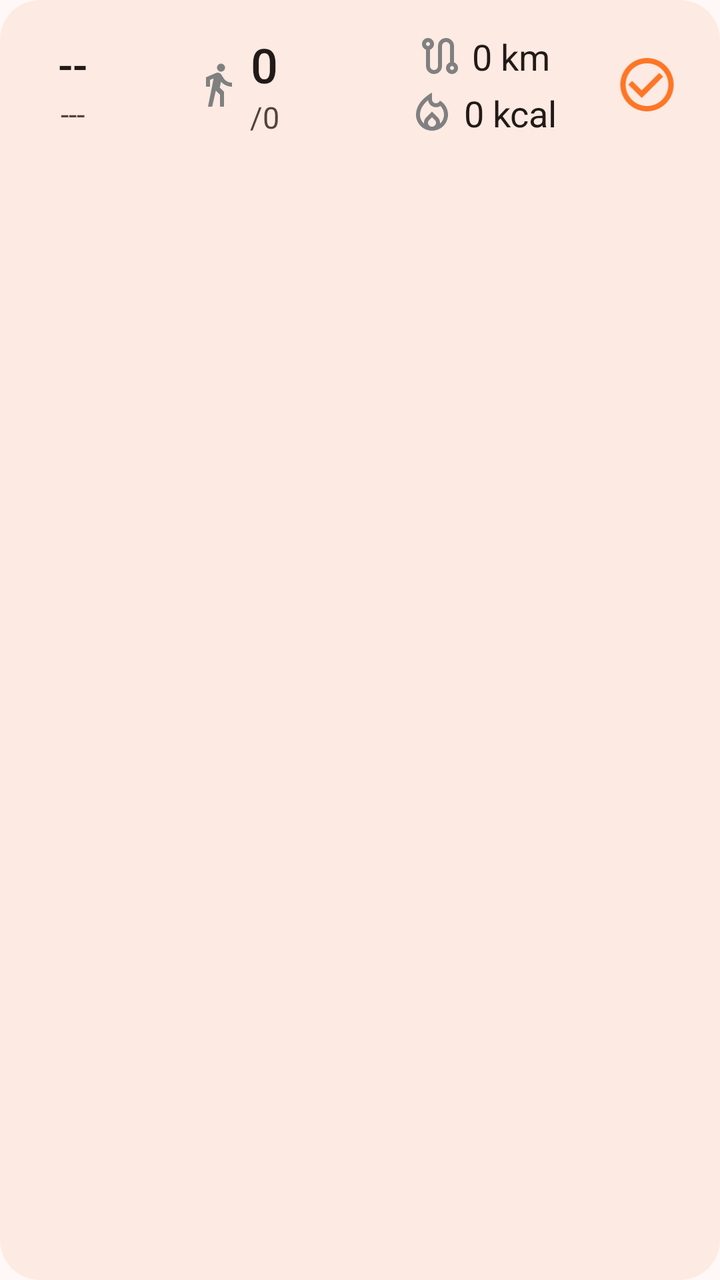
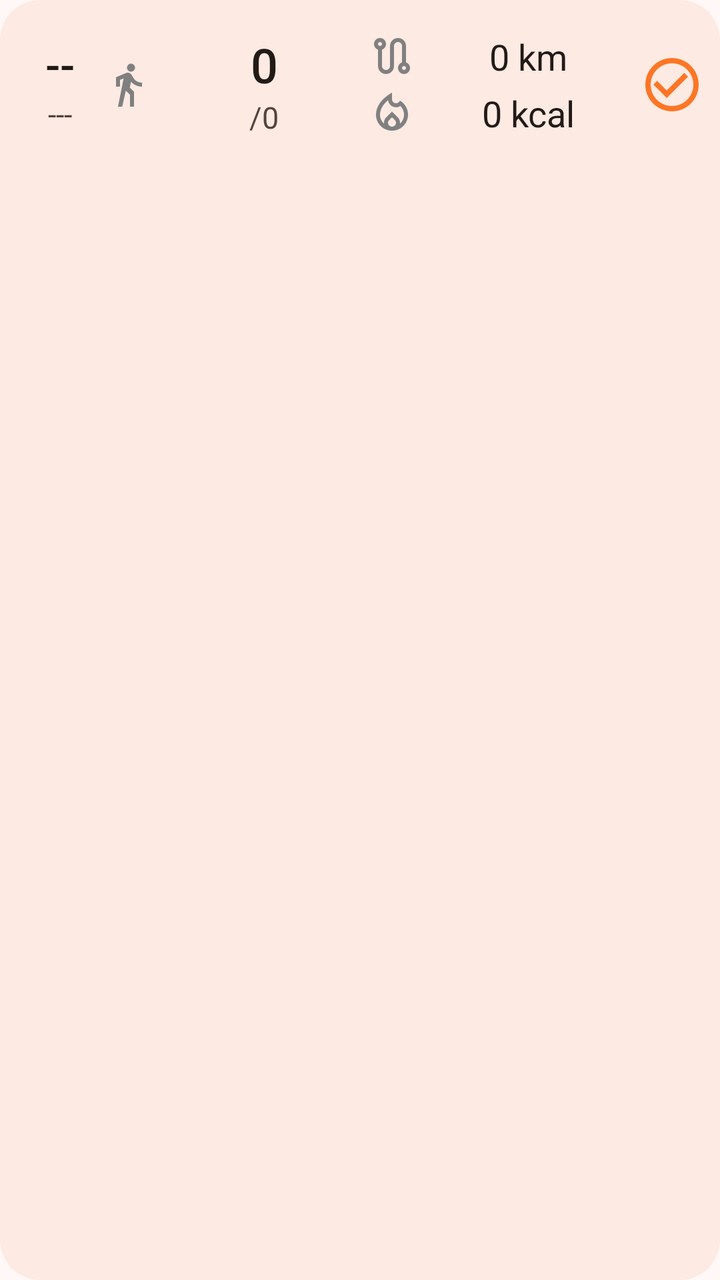

Compare the two renders of this Android layout. The source of the first and the diff that turns it into the second are given below.
<!-- AndroidManifest.xml: application theme Theme.Passi -->
<!-- res/layout/daily_row_stats.xml -->
<?xml version="1.0" encoding="utf-8"?>
<com.google.android.material.card.MaterialCardView xmlns:android="http://schemas.android.com/apk/res/android"
    xmlns:app="http://schemas.android.com/apk/res-auto"
    android:layout_width="match_parent"
    android:layout_height="wrap_content"
    android:layout_marginHorizontal="@dimen/space_m"
    android:layout_marginVertical="@dimen/space_s">

    <LinearLayout
        android:layout_width="match_parent"
        android:layout_height="wrap_content"
        android:gravity="center_vertical"
        android:orientation="horizontal"
        android:padding="@dimen/card_content_padding">

        
        <LinearLayout
            android:layout_width="0dp"
            android:layout_height="wrap_content"
            android:layout_weight="1"
            android:gravity="center_horizontal"
            android:orientation="vertical">

            <TextView
                android:id="@+id/giornoOb"
                style="@style/PassiText.Title"
                android:layout_width="wrap_content"
                android:layout_height="wrap_content"
                android:text="@string/giorno" />

            <TextView
                android:id="@+id/meseOb"
                style="@style/PassiText.Caption"
                android:layout_width="wrap_content"
                android:layout_height="wrap_content"
                android:text="@string/meseOb"
                android:textAllCaps="true" />
        </LinearLayout>

        
        <LinearLayout
            android:layout_width="0dp"
            android:layout_height="wrap_content"
            android:layout_weight="3"
            android:gravity="center"
            android:orientation="horizontal">

            <ImageView
                android:layout_width="24dp"
                android:layout_height="24dp"
                android:layout_marginEnd="@dimen/space_xs"
                android:src="@drawable/walk_outline" />

            <LinearLayout
                android:layout_width="wrap_content"
                android:layout_height="wrap_content"
                android:gravity="center"
                android:orientation="vertical">

                <TextView
                    android:id="@+id/passiOb"
                    style="@style/PassiText.Headline"
                    android:layout_width="wrap_content"
                    android:layout_height="wrap_content"
                    android:text="@string/passiOggi" />

                <TextView
                    android:id="@+id/obiettivoOb"
                    style="@style/PassiText.Caption"
                    android:layout_width="wrap_content"
                    android:layout_height="wrap_content"
                    android:text="@string/suPassiOb" />
            </LinearLayout>
        </LinearLayout>

        
        <LinearLayout
            android:layout_width="0dp"
            android:layout_height="wrap_content"
            android:layout_weight="3"
            android:gravity="center"
            android:orientation="vertical">

            <TextView
                android:id="@+id/kmOb"
                style="@style/PassiText.Body"
                android:layout_width="wrap_content"
                android:layout_height="wrap_content"
                android:drawableStart="@drawable/route_outline"
                android:drawablePadding="@dimen/space_xs"
                android:paddingBottom="@dimen/space_xs"
                android:text="@string/kmEtichetta" />

            <TextView
                android:id="@+id/kcalOb"
                style="@style/PassiText.Body"
                android:layout_width="wrap_content"
                android:layout_height="wrap_content"
                android:drawableStart="@drawable/fire_outline"
                android:drawablePadding="@dimen/space_xs"
                android:text="@string/kcalEtichetta" />
        </LinearLayout>

        
        <ImageView
            android:id="@+id/checkOb"
            android:layout_width="0dp"
            android:layout_height="32dp"
            android:layout_weight="1"
            android:adjustViewBounds="true"
            android:scaleType="fitCenter"
            android:src="@drawable/check_circle" />

    </LinearLayout>
</com.google.android.material.card.MaterialCardView>
<!-- resources referenced by this layout -->
<resources>
  <dimen name="card_content_padding">16dp</dimen>
  <dimen name="space_m">16dp</dimen>
  <dimen name="space_s">8dp</dimen>
  <dimen name="space_xs">4dp</dimen>
  <string name="giorno">--</string>
  <string name="kcalEtichetta">0 kcal</string>
  <string name="kmEtichetta">0 km</string>
  <string name="meseOb">---</string>
  <string name="passiOggi">0</string>
  <string name="suPassiOb">/0</string>
  <style name="PassiText.Body">
          <item name="android:textSize">@dimen/text_size_body</item>
      </style>
  <style name="PassiText.Caption">
          <item name="android:textSize">@dimen/text_size_caption</item>
          <item name="android:textColor">?attr/colorOnSurfaceVariant</item>
      </style>
  <style name="PassiText.Headline">
          <item name="android:textSize">@dimen/text_size_headline</item>
          <item name="android:fontFamily">sans-serif-medium</item>
      </style>
  <style name="PassiText.Title">
          <item name="android:textSize">@dimen/text_size_title</item>
          <item name="android:fontFamily">sans-serif-medium</item>
      </style>
  <dimen name="text_size_body">18sp</dimen>
  <dimen name="text_size_caption">15sp</dimen>
  <dimen name="text_size_headline">24sp</dimen>
  <dimen name="text_size_title">22sp</dimen>
  <color name="md_primary">#FFB3400A</color>
  <color name="md_on_primary">#FFFFFFFF</color>
  <color name="md_primary_container">#FFFFDBCC</color>
  <color name="md_on_primary_container">#FF3B0A00</color>
  <color name="md_secondary">#FF77574A</color>
  <color name="md_on_secondary">#FFFFFFFF</color>
  <color name="md_secondary_container">#FFFFDBCC</color>
  <color name="md_on_secondary_container">#FF2C160D</color>
  <color name="md_tertiary">#FF6C5D2F</color>
  <color name="md_on_tertiary">#FFFFFFFF</color>
  <color name="md_tertiary_container">#FFF5E1A7</color>
  <color name="md_on_tertiary_container">#FF241A00</color>
  <color name="md_error">#FFBA1A1A</color>
  <color name="md_on_error">#FFFFFFFF</color>
  <color name="md_error_container">#FFFFDAD6</color>
  <color name="md_on_error_container">#FF410002</color>
  <color name="md_background">#FFFFF8F6</color>
  <color name="md_on_background">#FF221A16</color>
  <color name="md_surface">#FFFFF8F6</color>
  <color name="md_on_surface">#FF221A16</color>
  <color name="md_surface_variant">#FFF5DED5</color>
  <color name="md_on_surface_variant">#FF53433D</color>
  <color name="md_surface_container_lowest">#FFFFFFFF</color>
  <color name="md_surface_container_low">#FFFFF1EB</color>
  <color name="md_surface_container">#FFFCEAE3</color>
  <color name="md_surface_container_high">#FFF7E4DD</color>
  <color name="md_surface_container_highest">#FFF1DED7</color>
  <color name="md_outline">#FF85736C</color>
  <color name="md_outline_variant">#FFD8C2BA</color>
  <color name="md_inverse_surface">#FF382E2A</color>
  <color name="md_inverse_on_surface">#FFFFEDE7</color>
  <style name="PassiSwitch" parent="Widget.Material3.CompoundButton.MaterialSwitch" />
  <style name="PassiBottomNav" parent="Widget.Material3.BottomNavigationView">
          <item name="android:background">?attr/colorSurfaceContainer</item>
          <item name="labelVisibilityMode">labeled</item>
      </style>
  <dimen name="card_corner_radius">20dp</dimen>
  <dimen name="space_l">24dp</dimen>
  <!-- unchanged entries left out for length: 9 -->
</resources>

<!-- the commit's change to res/layout/daily_row_stats.xml (unified diff, before → after) -->
@@ -6,12 +6,14 @@
     android:layout_marginHorizontal="@dimen/space_m"
     android:layout_marginVertical="@dimen/space_s">
 
+    
     <LinearLayout
         android:layout_width="match_parent"
         android:layout_height="wrap_content"
         android:gravity="center_vertical"
         android:orientation="horizontal"
-        android:padding="@dimen/card_content_padding">
+        android:paddingHorizontal="@dimen/space_s"
+        android:paddingVertical="@dimen/card_content_padding">
 
         
         <LinearLayout
@@ -24,15 +26,18 @@
             <TextView
                 android:id="@+id/giornoOb"
                 style="@style/PassiText.Title"
-                android:layout_width="wrap_content"
+                android:layout_width="match_parent"
                 android:layout_height="wrap_content"
+                android:gravity="center"
+                android:maxLines="1"
                 android:text="@string/giorno" />
 
             <TextView
                 android:id="@+id/meseOb"
-                style="@style/PassiText.Caption"
-                android:layout_width="wrap_content"
+                style="@style/PassiText.Caption.Fit"
+                android:layout_width="match_parent"
                 android:layout_height="wrap_content"
+                android:gravity="center"
                 android:text="@string/meseOb"
                 android:textAllCaps="true" />
         </LinearLayout>
@@ -51,24 +56,28 @@
                 android:layout_marginEnd="@dimen/space_xs"
                 android:src="@drawable/walk_outline" />
 
+            
             <LinearLayout
-                android:layout_width="wrap_content"
+                android:layout_width="0dp"
                 android:layout_height="wrap_content"
+                android:layout_weight="1"
                 android:gravity="center"
                 android:orientation="vertical">
 
                 <TextView
                     android:id="@+id/passiOb"
-                    style="@style/PassiText.Headline"
-                    android:layout_width="wrap_content"
+                    style="@style/PassiText.Headline.Fit"
+                    android:layout_width="match_parent"
                     android:layout_height="wrap_content"
+                    android:gravity="center"
                     android:text="@string/passiOggi" />
 
                 <TextView
                     android:id="@+id/obiettivoOb"
-                    style="@style/PassiText.Caption"
-                    android:layout_width="wrap_content"
+                    style="@style/PassiText.Caption.Fit"
+                    android:layout_width="match_parent"
                     android:layout_height="wrap_content"
+                    android:gravity="center"
                     android:text="@string/suPassiOb" />
             </LinearLayout>
         </LinearLayout>
@@ -83,30 +92,32 @@
 
             <TextView
                 android:id="@+id/kmOb"
-                style="@style/PassiText.Body"
-                android:layout_width="wrap_content"
+                style="@style/PassiText.Body.Fit"
+                android:layout_width="match_parent"
                 android:layout_height="wrap_content"
                 android:drawableStart="@drawable/route_outline"
                 android:drawablePadding="@dimen/space_xs"
+                android:gravity="center"
                 android:paddingBottom="@dimen/space_xs"
                 android:text="@string/kmEtichetta" />
 
             <TextView
                 android:id="@+id/kcalOb"
-                style="@style/PassiText.Body"
-                android:layout_width="wrap_content"
+                style="@style/PassiText.Body.Fit"
+                android:layout_width="match_parent"
                 android:layout_height="wrap_content"
                 android:drawableStart="@drawable/fire_outline"
                 android:drawablePadding="@dimen/space_xs"
+                android:gravity="center"
                 android:text="@string/kcalEtichetta" />
         </LinearLayout>
 
         
         <ImageView
             android:id="@+id/checkOb"
-            android:layout_width="0dp"
+            android:layout_width="32dp"
             android:layout_height="32dp"
-            android:layout_weight="1"
+            android:layout_marginStart="@dimen/space_xs"
             android:adjustViewBounds="true"
             android:scaleType="fitCenter"
             android:src="@drawable/check_circle" />
<!-- resource entries referenced after the edit -->
@@ -10,21 +10,33 @@
   <string name="meseOb">---</string>
   <string name="passiOggi">0</string>
   <string name="suPassiOb">/0</string>
-  <style name="PassiText.Body">
-          <item name="android:textSize">@dimen/text_size_body</item>
+  <style name="PassiText.Body.Fit">
+          <item name="android:maxLines">1</item>
+          <item name="autoSizeTextType">uniform</item>
+          <item name="autoSizeMinTextSize">@dimen/text_size_autosize_min</item>
+          <item name="autoSizeMaxTextSize">@dimen/text_size_body</item>
+          <item name="autoSizeStepGranularity">1sp</item>
       </style>
-  <style name="PassiText.Caption">
-          <item name="android:textSize">@dimen/text_size_caption</item>
-          <item name="android:textColor">?attr/colorOnSurfaceVariant</item>
+  <style name="PassiText.Caption.Fit">
+          <item name="android:maxLines">1</item>
+          <item name="android:ellipsize">end</item>
+          <item name="autoSizeTextType">uniform</item>
+          <item name="autoSizeMinTextSize">@dimen/text_size_autosize_min</item>
+          <item name="autoSizeMaxTextSize">@dimen/text_size_caption</item>
+          <item name="autoSizeStepGranularity">1sp</item>
       </style>
-  <style name="PassiText.Headline">
-          <item name="android:textSize">@dimen/text_size_headline</item>
-          <item name="android:fontFamily">sans-serif-medium</item>
+  <style name="PassiText.Headline.Fit">
+          <item name="android:maxLines">1</item>
+          <item name="autoSizeTextType">uniform</item>
+          <item name="autoSizeMinTextSize">@dimen/text_size_body</item>
+          <item name="autoSizeMaxTextSize">@dimen/text_size_headline</item>
+          <item name="autoSizeStepGranularity">1sp</item>
       </style>
   <style name="PassiText.Title">
           <item name="android:textSize">@dimen/text_size_title</item>
           <item name="android:fontFamily">sans-serif-medium</item>
       </style>
+  <dimen name="text_size_autosize_min">11sp</dimen>
   <dimen name="text_size_body">18sp</dimen>
   <dimen name="text_size_caption">15sp</dimen>
   <dimen name="text_size_headline">24sp</dimen>
